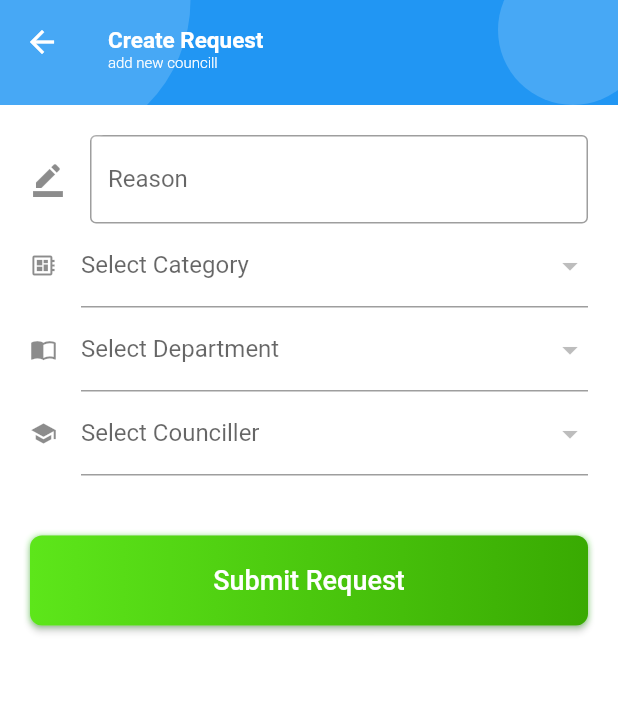
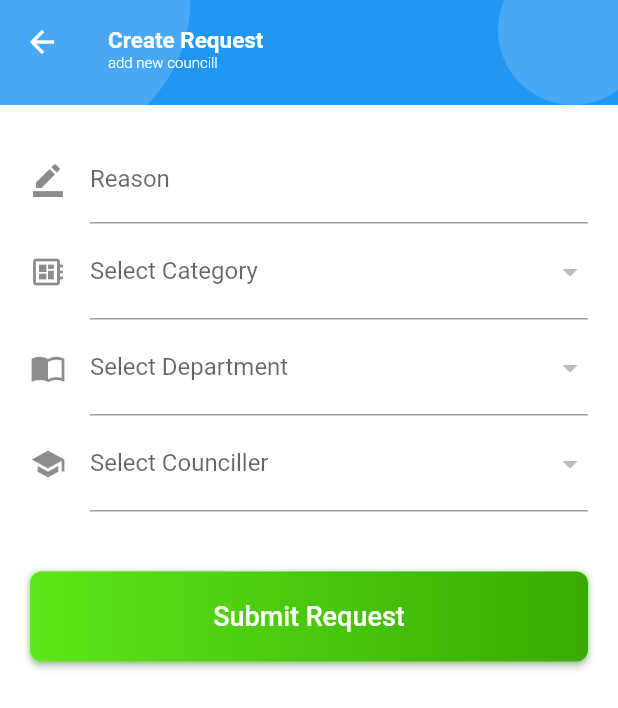
Before and after one commit to chandan8345/cmsapp, a Flutter app: the Request screen opened directly, on a phone screen of 412 x 824 dp. Shown: the top 708 px of the screen. Run offline on Flutter 3.47's test engine with Material 2 defaults, Android fonts, the phone set to English and light mode, and no system bars; our stand-ins replace connectivity, date_format, dio, flutter_datetime_picker, flutter_slidable, fluttertoast and 5 more; missing offline and left inert: call_number, fancy_dialog, nice_button; accounts and stored records are empty; network calls fail; Roboto replaces fonts that are missing (Poppins, rubik).

Commit message:
update form field

```diff
--- a/lib/Request.dart
+++ b/lib/Request.dart
@@ -166,7 +166,7 @@ _submit() async{
                   fillColor: Colors.white,
                   icon: Icon(Icons.border_color),
                   hintText: 'Write down your reason',
-                  border:  OutlineInputBorder(),
+                  border:  UnderlineInputBorder(),
                   //fillColor: Colors.green
                 ),
                 validator:  (value) {
@@ -189,7 +189,7 @@ _submit() async{
               ),
               DropdownButtonFormField(
                           decoration: new InputDecoration(
-                            isDense: true,
+                            isDense: false,
                             labelText: 'Select Category',
                             fillColor: Colors.white,
                             icon: Icon(Icons.developer_board),
@@ -221,7 +221,7 @@ _submit() async{
                         DropdownButtonFormField(
                           decoration: new InputDecoration(
                             labelText: 'Select Department',
-                            isDense: true,
+                            isDense: false,
                             fillColor: Colors.white,
                             icon: Icon(Icons.import_contacts),
                             border: UnderlineInputBorder(),
@@ -250,7 +250,7 @@ _submit() async{
                         DropdownButtonFormField(
                           decoration: new InputDecoration(
                             labelText: 'Select Counciller',
-                            isDense: true,
+                            isDense: false,
                             fillColor: Colors.white,
                             icon: Icon(Icons.school),
                             border: UnderlineInputBorder(),
@@ -266,7 +266,7 @@ _submit() async{
                           items: (councillers != null)?councillers.map((array){
                             return DropdownMenuItem(
                               value: array['name'].toString(),
-                              child: Text("Mr. "+array['name']),
+                              child: Text(array['name']),
                             );
                           }).toList():null,
                           validator: (value) {
--- a/lib/accept.dart
+++ b/lib/accept.dart
@@ -95,11 +95,11 @@ class _AcceptReqState extends State<AcceptReq> {
             TextFormField(
                 controller: commentsCtrl,
                 decoration: new InputDecoration(
-                  labelText: 'Wtite down comments...',
+                  labelText: 'Wtite down comments',
                   fillColor: Colors.white,
                   icon: Icon(Icons.border_color),
                   hintText: 'Write down comments',
-                  border:  OutlineInputBorder(),
+                  border:  UnderlineInputBorder(),
                   //fillColor: Colors.green
                 ),
                 validator:  (value) {
--- a/lib/home.dart
+++ b/lib/home.dart
@@ -1,5 +1,4 @@
 import 'package:call_number/call_number.dart';
-import 'package:snack/snack.dart';
 import 'package:cms/accept.dart';
 import 'package:cms/controller/Others.dart';
 import 'package:cms/controller/councill.dart';
--- a/lib/refferedReq.dart
+++ b/lib/refferedReq.dart
@@ -119,7 +119,7 @@ _submit() async{
                   fillColor: Colors.white,
                   icon: Icon(Icons.border_color),
                   hintText: 'Write down comments for refferd',
-                  border:  OutlineInputBorder(),
+                  border:  UnderlineInputBorder(),
                   //fillColor: Colors.green
                 ),
                 validator:  (value) {
@@ -145,7 +145,7 @@ _submit() async{
                             labelText: 'Select Counciller',
                             fillColor: Colors.white,
                             icon: Icon(Icons.school),
-                            isDense: true,
+                            isDense: false,
                             border: UnderlineInputBorder(),
                             //fillColor: Colors.green
                           ),
--- a/lib/settleReq.dart
+++ b/lib/settleReq.dart
@@ -30,7 +30,6 @@ final _formKey = GlobalKey<FormState>();
   void initState(){
    super.initState();
    _getUserData();
-   pr = new ProgressDialog(context,type: ProgressDialogType.Normal);
   }
 
     @override
@@ -39,6 +38,7 @@ final _formKey = GlobalKey<FormState>();
   }
 
   _submit() async{
+  pr = new ProgressDialog(context,type: ProgressDialogType.Normal);
   Others others=new Others();
   if(await others.checkConection() ==true){
    if(_formKey.currentState.validate()){
@@ -99,7 +99,7 @@ final _formKey = GlobalKey<FormState>();
                   fillColor: Colors.white,
                   icon: Icon(Icons.border_color),
                   hintText: 'Write down solutions...',
-                  border:  OutlineInputBorder(),
+                  border:  UnderlineInputBorder(),
                   //fillColor: Colors.green
                 ),
                 validator:  (value) {
--- a/pubspec.yaml
+++ b/pubspec.yaml
@@ -37,7 +37,6 @@ dependencies:
   date_format: ^1.0.8
   jiffy: ^3.0.1
   call_number: ^0.0.1
-  snack: ^1.0.4
   fluttertoast: ^4.0.1
 
 dev_dependencies:
```
Also changed, not shown: pubspec.lock, 1 other file.
